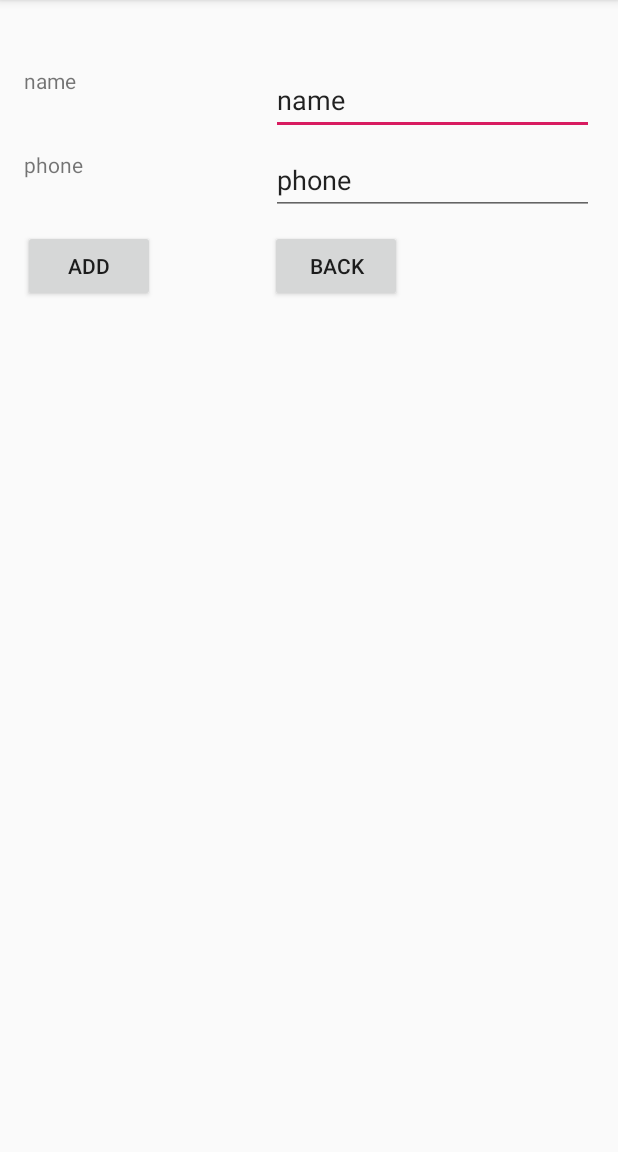
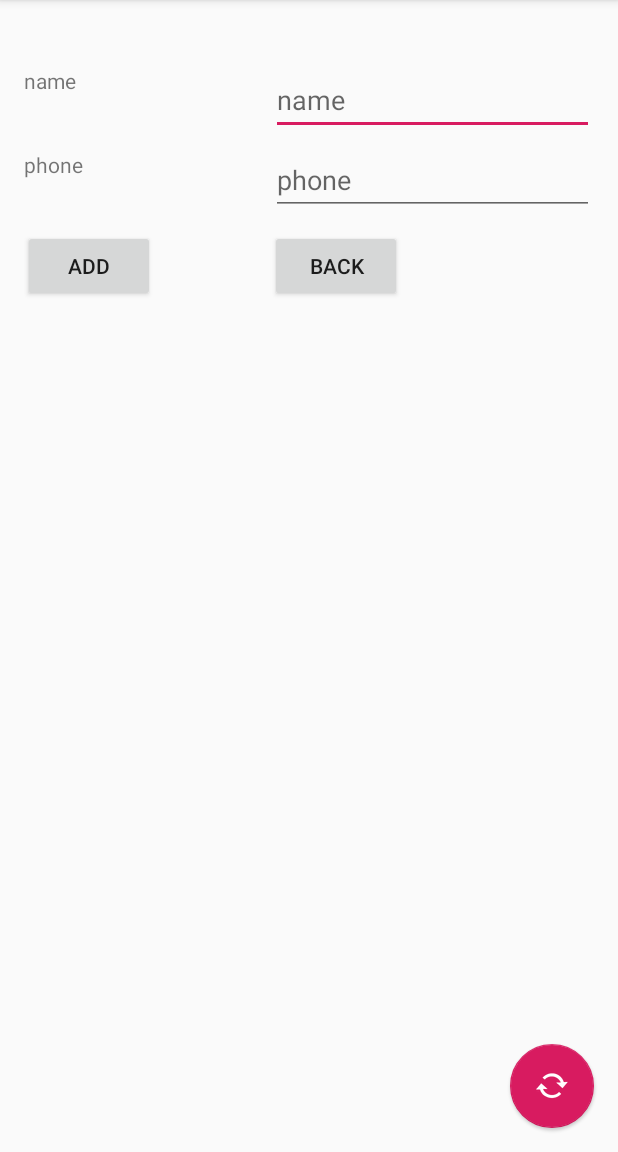
Before and after one commit to MiguelPelMedina/prEmpotrados, an Android app: the AddContactActivy screen opened directly, with no data from a screen before it, on a phone screen of 412 x 824 dp, the part 84-1236 px from its top. Run offline under Robolectric (Android 15) with nearby library versions, the phone set to English and light mode, and no system bars.

```diff
--- a/app/build.gradle
+++ b/app/build.gradle
@@ -25,4 +25,5 @@ dependencies {
     testImplementation 'junit:junit:4.12'
     androidTestImplementation 'com.android.support.test:runner:1.0.2'
     androidTestImplementation 'com.android.support.test.espresso:espresso-core:3.0.2'
+    implementation 'com.android.support:design:28.0.0'
 }
--- a/app/src/main/res/layout/activity_add_contact_activy.xml
+++ b/app/src/main/res/layout/activity_add_contact_activy.xml
@@ -25,8 +25,8 @@
         android:layout_marginEnd="16dp"
         android:layout_marginRight="16dp"
         android:ems="10"
+        android:hint="@string/name"
         android:inputType="textPersonName"
-        android:text="@string/name"
         app:layout_constraintEnd_toEndOf="parent"
         app:layout_constraintTop_toTopOf="parent" />
 
@@ -73,9 +73,23 @@
         android:layout_marginEnd="16dp"
         android:layout_marginRight="16dp"
         android:ems="10"
+        android:hint="@string/phone"
         android:inputType="phone"
-        android:text="@string/phone"
         app:layout_constraintEnd_toEndOf="parent"
         app:layout_constraintTop_toBottomOf="@+id/NameInput" />
 
+    <android.support.design.widget.FloatingActionButton
+        android:id="@+id/IdiomBtn"
+        android:layout_width="wrap_content"
+        android:layout_height="wrap_content"
+        android:layout_marginEnd="16dp"
+        android:layout_marginRight="16dp"
+        android:layout_marginBottom="16dp"
+        android:clickable="true"
+        android:onClick="OnClick"
+        app:elevation="1dp"
+        app:layout_constraintBottom_toBottomOf="parent"
+        app:layout_constraintEnd_toEndOf="parent"
+        app:srcCompat="@android:drawable/stat_notify_sync_noanim" />
+
 </android.support.constraint.ConstraintLayout>
```
Also changed, not shown: app/src/main/java/com/example/miguelpelmedina/prempotrados/AddContactActivy.java (+18 -0 lines), app/src/main/java/com/example/miguelpelmedina/prempotrados/MainActivity.java (+16 -0 lines), app/src/main/res/layout/activity_main.xml (+15 -1 lines).
